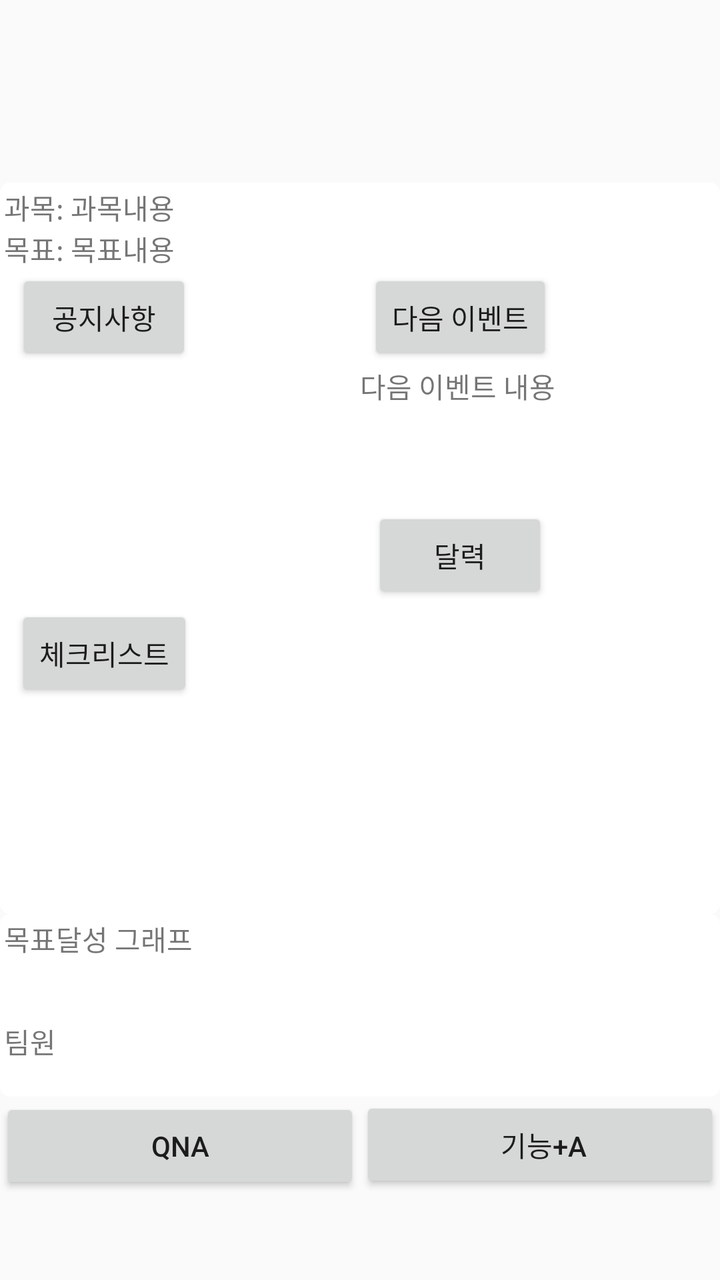
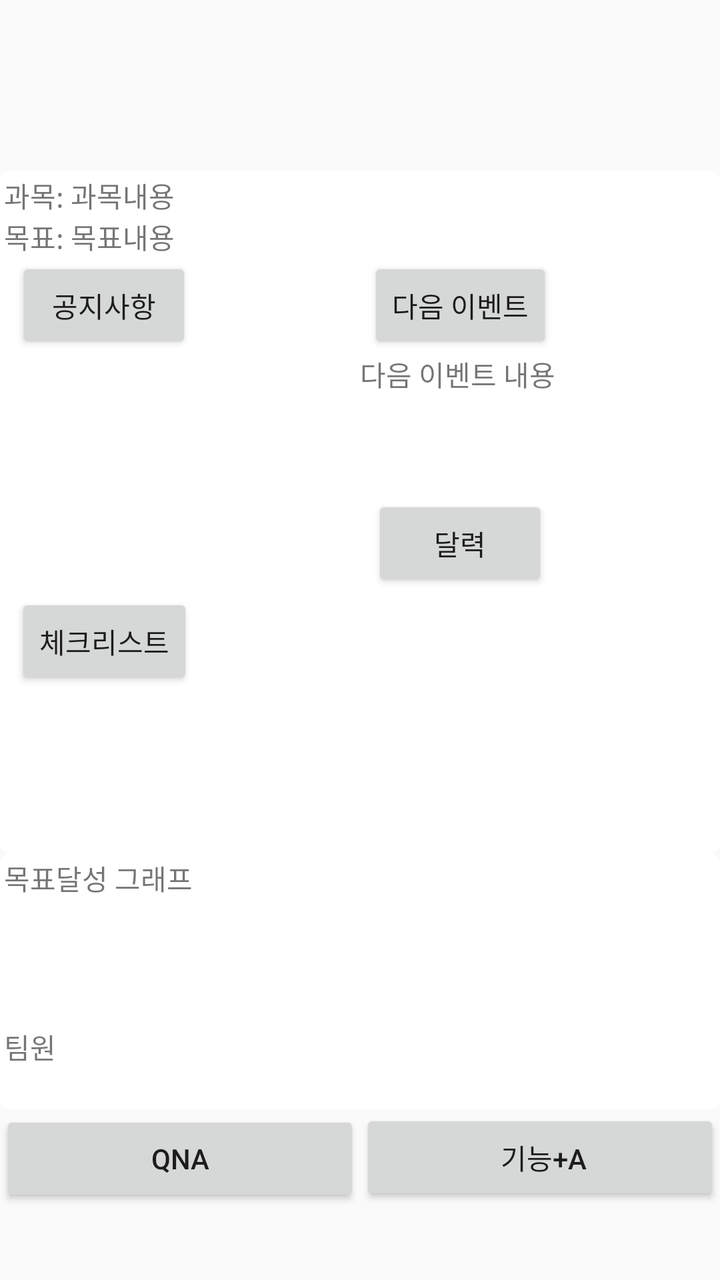

An Android layout rendered at two revisions. The XML below is the earlier revision; the diff shows what the commit changed to produce the second picture.
<!-- AndroidManifest.xml: application theme Theme.AppCompat.Light.DarkActionBar -->
<!-- res/layout/activity_in_class.xml -->
<?xml version="1.0" encoding="utf-8"?>
<LinearLayout xmlns:android="http://schemas.android.com/apk/res/android"
    android:layout_width="match_parent"
    android:layout_height="match_parent"
    android:orientation="vertical">

    <LinearLayout
        android:layout_weight="1"
        android:layout_width="match_parent"
        android:layout_height="0dp"
        android:orientation="vertical">

        <TextView
            android:layout_width="wrap_content"
            android:layout_height="wrap_content"
            android:id="@+id/InClassName"
            android:layout_gravity="center"/>
    </LinearLayout>

    <GridLayout
        android:layout_width="match_parent"
        android:layout_height="0dp"
        android:layout_weight="4"
        android:background="@drawable/border"
        android:columnCount="3">

        <TextView
            android:layout_column="0"
            android:layout_gravity="center"
            android:text="과목: " />

        <TextView
            android:id="@+id/subject"
            android:layout_column="1"
            android:layout_columnSpan="2"
            android:text="과목내용" />

        <TextView
            android:layout_column="0"
            android:layout_gravity="center"
            android:text="목표: " />

        <TextView
            android:layout_column="1"
            android:layout_columnSpan="2"
            android:text="목표내용" />

        <Button
            android:id="@+id/notice"
            android:layout_rowSpan="1"
            android:layout_column="0"
            android:layout_columnSpan="2"
            android:layout_gravity="center"
            android:onClick="btnClick"
            android:text="공지사항" />

        <Button
            android:id="@+id/nextEvent"
            android:layout_rowSpan="1"
            android:layout_columnSpan="1"
            android:layout_gravity="center"
            android:onClick="btnClick"
            android:text="다음 이벤트" />

        <ListView
            android:id="@+id/shortNoticeList"
            android:layout_width="100dp"
            android:layout_height="120dp"
            android:layout_rowSpan="2"
            android:layout_column="0"
            android:layout_columnSpan="2"
            android:layout_gravity="center"
            android:text="공지사항내용" />


        <TextView
            android:layout_width="100dp"
            android:layout_height="70dp"
            android:layout_rowSpan="1"
            android:layout_columnSpan="1"
            android:layout_gravity="center"
            android:text="다음 이벤트 내용" />


        <Button
            android:id="@+id/cal"
            android:layout_rowSpan="1"
            android:layout_column="2"
            android:layout_columnSpan="1"
            android:layout_gravity="center"
            android:onClick="btnClick"
            android:text="달력" />

        <Button
            android:id="@+id/todo"
            android:layout_rowSpan="1"
            android:layout_column="0"
            android:layout_columnSpan="2"
            android:layout_gravity="center"
            android:onClick="btnClick"
            android:text="체크리스트" />


        <ListView
            android:id="@+id/shortTodoList"
            android:layout_width="match_parent"
            android:layout_height="165dp"
            android:layout_rowSpan="2"
            android:layout_column="0"
            android:layout_columnSpan="3"
            android:layout_gravity="center"
            android:text="체크리스트 내용" />


    </GridLayout>

    <LinearLayout
        android:layout_weight="1"
        android:layout_width="match_parent"
        android:layout_height="0dp"
        android:background="@drawable/border"
        android:orientation="vertical">

        <TextView
            android:layout_width="match_parent"
            android:layout_height="0dp"
            android:layout_weight="1"
            android:text="목표달성 그래프"/>

        <TextView
            android:layout_width="match_parent"
            android:layout_height="0dp"
            android:layout_weight="0.7"
            android:text="팀원"/>


    </LinearLayout>

    <LinearLayout
        android:layout_width="match_parent"
        android:layout_height="0dp"
        android:layout_weight="1"
        android:orientation="horizontal">

        <Button
            android:id="@+id/qna"
            android:onClick="btnClick"
            android:layout_width="0dp"
            android:layout_height="wrap_content"
            android:layout_weight="1"
            android:text="QnA"/>

        <Button
            android:onClick="btnClick"
            android:layout_width="0dp"
            android:layout_height="wrap_content"
            android:layout_weight="1"
            android:text=" 기능+a"/>

    </LinearLayout>

</LinearLayout>
<!-- resources referenced by this layout -->
<resources>
  <!-- drawable border (drawable) -->
  <?xml version="1.0" encoding="utf-8"?>
  <shape xmlns:android="http://schemas.android.com/apk/res/android">
  
      <solid android:color="#ffffff"/>
      <corners android:radius="5dp"/>
      <padding
          android:left="2dp"
          android:top="2dp"
          android:right="2dp"
          android:bottom="2dp"/>
  </shape>
</resources>

<!-- the commit's change to res/layout/activity_in_class.xml (unified diff, before → after) -->
@@ -115,7 +115,7 @@
     </GridLayout>
 
     <LinearLayout
-        android:layout_weight="1"
+        android:layout_weight="1.5"
         android:layout_width="match_parent"
         android:layout_height="0dp"
         android:background="@drawable/border"
@@ -124,9 +124,13 @@
         <TextView
             android:layout_width="match_parent"
             android:layout_height="0dp"
+            android:layout_weight="0.5"
+            android:text="목표달성 그래프"/>
+        <ListView
+            android:layout_width="match_parent"
+            android:layout_height="0dp"
             android:layout_weight="1"
-            android:text="목표달성 그래프"/>
-
+            android:id="@+id/goalList"/>
         <TextView
             android:layout_width="match_parent"
             android:layout_height="0dp"
